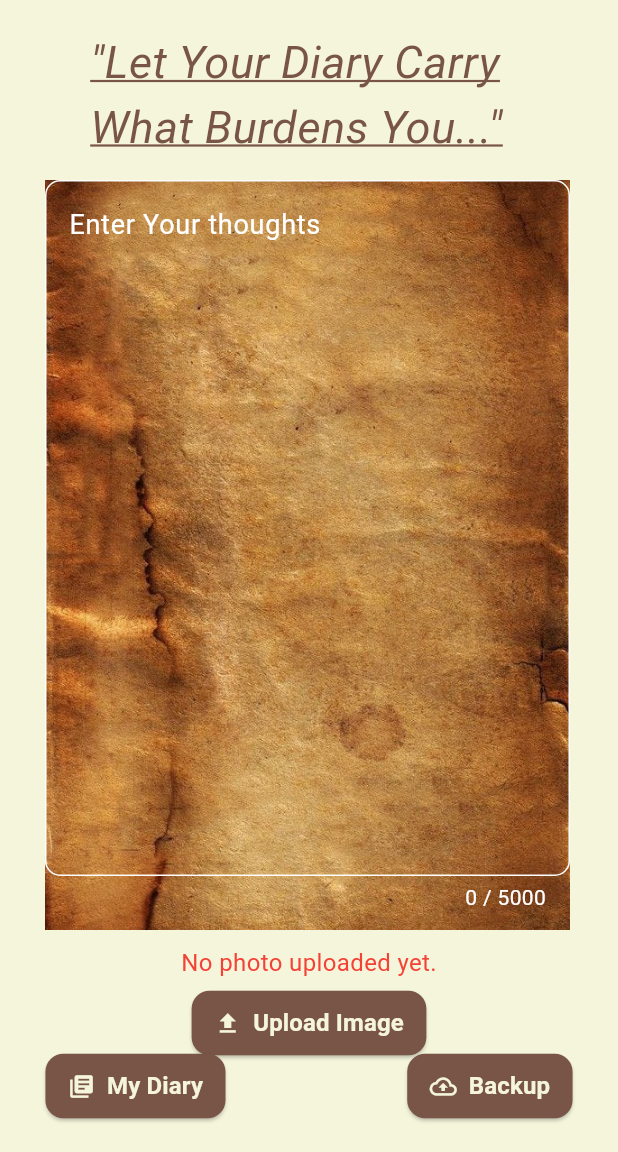
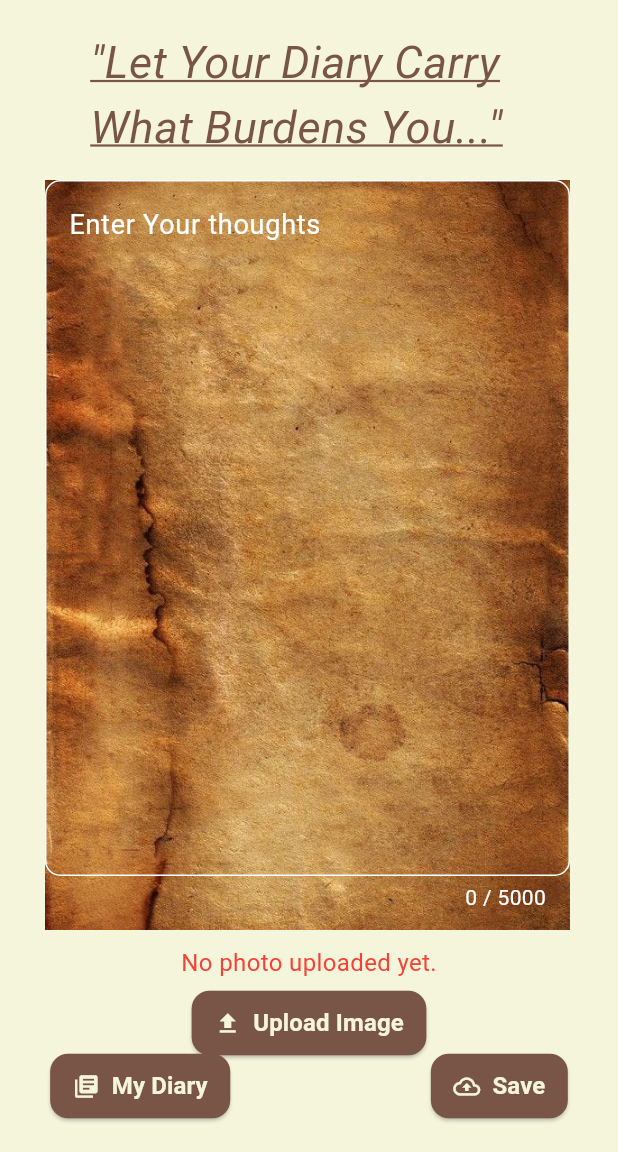
Before and after one commit to sumit-gupta-25/my_personal_journal, a Flutter app: the MyHome screen opened by its route, on a phone screen of 412 x 824 dp, the part 84-1236 px from its top. Run offline on Flutter 3.47's test engine with Material 3 defaults, Android fonts, the phone set to English and light mode, and no system bars; our stand-ins replace cloud_firestore, firebase_auth, firebase_core, fluttertoast, image_picker, random_string; accounts and stored records are empty.

Commit message:
[Enhancement]

```diff
--- a/lib/screens/help.dart
+++ b/lib/screens/help.dart
@@ -5,7 +5,7 @@ class Help extends StatelessWidget {
     {
       'question': 'How do I create a new journal entry?',
       'answer':
-          'To create a new journal entry, follow these steps:\n1. Navigate to the home screen.\n2. Use the text field to write your thoughts.\n3. Click on the "Upload Image" button to add a photo.\n4. Click on the "Backup" button to save your entry to the cloud.',
+          'To create a new journal entry, follow these steps:\n1. Navigate to the home screen.\n2. Use the text field to write your thoughts.\n3. Click on the "Upload Image" button to add a photo.\n4. Click on the "Save" button to save your entry to the cloud.',
     },
     {
       'question': 'How do I view my saved journal entries?',
--- a/lib/screens/home.dart
+++ b/lib/screens/home.dart
@@ -240,7 +240,7 @@ class MyHomeState extends State<MyHome> {
                             Navigator.of(context).pop();
 
                             Fluttertoast.showToast(
-                              msg: "Journal backup successful!",
+                              msg: "Journal saved successfully!",
                               toastLength: Toast.LENGTH_SHORT,
                               gravity: ToastGravity.CENTER,
                               backgroundColor: Colors.green,
@@ -283,7 +283,7 @@ class MyHomeState extends State<MyHome> {
                         color: Color(0xFFF5F5DC),
                       ),
                       label: const Text(
-                        'Backup',
+                        'Save',
                         style: TextStyle(
                           fontSize: 16,
                           color: Color(0xFFF5F5DC),
```
